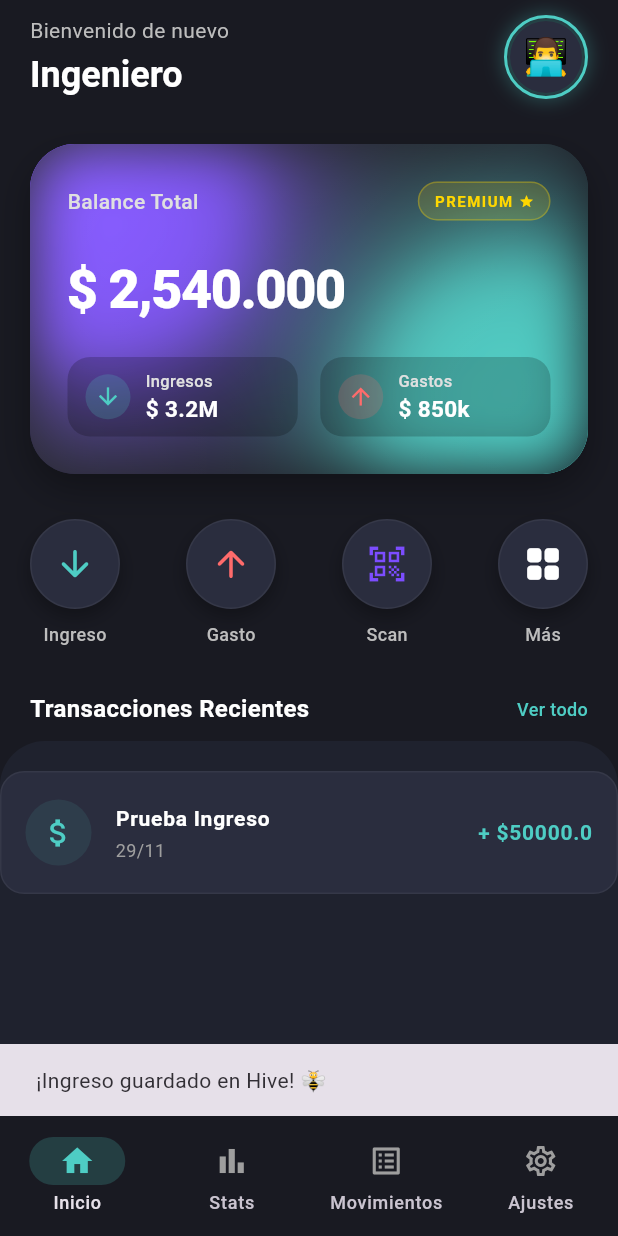
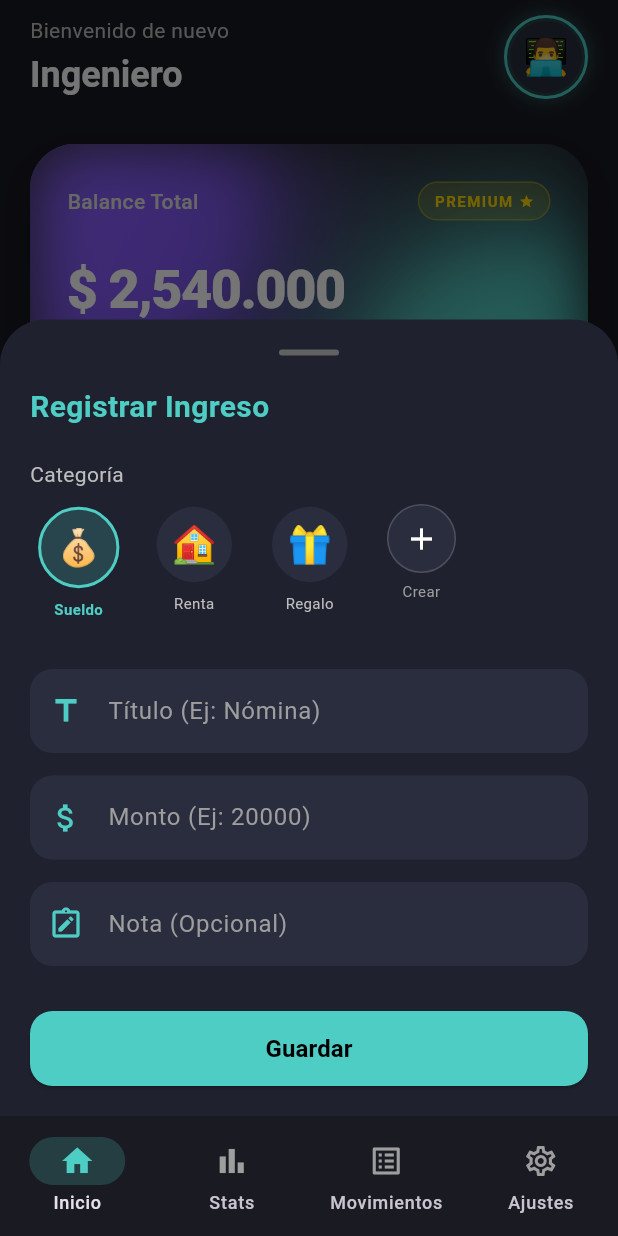
Before and after one commit to AndresCastilloPlata/balancea, a Flutter app: the screen it shows after launch, after a tap on the "arrow downward" icon, on a phone screen of 412 x 824 dp. Run offline on Flutter 3.47's test engine with Material 3 defaults, Android fonts, the phone set to English and light mode, and no system bars; our stand-ins replace fl_chart, flutter_native_splash, flutter_riverpod, go_router, hive, hive_flutter and 1 more; accounts and stored records are empty; generated files the repository leaves out were written again.

Commit message:
refactor: actualización de categorías por defecto y soporte visual de emojis

```diff
--- a/lib/presentation/widgets/home/home_quick_actions.dart
+++ b/lib/presentation/widgets/home/home_quick_actions.dart
@@ -1,12 +1,18 @@
+import 'package:balancea/presentation/widgets/shared/add_transaction_modal.dart';
 import 'package:flutter/material.dart';
 import 'package:flutter_riverpod/flutter_riverpod.dart';
-import 'package:uuid/uuid.dart';
-
-import 'package:balancea/presentation/providers/transaction_provider.dart';
-import '../../../domain/entities/transaction.dart';
 
 class HomeQuickActions extends ConsumerWidget {
   const HomeQuickActions({super.key});
+
+  void _showAddModal(BuildContext context, {required bool isExpense}) {
+    showModalBottomSheet(
+      context: context,
+      isScrollControlled: true,
+      backgroundColor: Colors.transparent,
+      builder: (context) => AddTransactionModal(isExpense: isExpense),
+    );
+  }
 
   @override
   Widget build(BuildContext context, WidgetRef ref) {
@@ -20,30 +26,16 @@ class HomeQuickActions extends ConsumerWidget {
             label: 'Ingreso',
             color: const Color(0xFF4ECDC4),
             onTap: () {
-              final newTransaction = Transaction(
-                id: const Uuid().v4(), // ID único aleatorio
-                title: 'Prueba Ingreso',
-                amount: 50000,
-                date: DateTime.now(),
-                isExpense: false, // Es ingreso
-                categoryEmoji: '💰',
-                note: 'Guardado desde Hive!',
-              );
-
-              ref
-                  .read(transactionListProvider.notifier)
-                  .addTransaction(newTransaction);
-
-              ScaffoldMessenger.of(context).showSnackBar(
-                const SnackBar(content: Text('¡Ingreso guardado en Hive! 🐝')),
-              );
+              _showAddModal(context, isExpense: false);
             },
           ),
           _ActionButton(
             icon: Icons.arrow_upward_rounded,
             label: 'Gasto',
             color: const Color(0xFFFF6B6B),
-            onTap: () {},
+            onTap: () {
+              _showAddModal(context, isExpense: true);
+            },
           ),
           _ActionButton(
             icon: Icons.qr_code_scanner,
--- a/lib/presentation/widgets/home/home_transactions.dart
+++ b/lib/presentation/widgets/home/home_transactions.dart
@@ -38,6 +38,7 @@ class HomeTransactions extends ConsumerWidget {
                     "${transaction.date.day}/${transaction.date.month}", // Formato simple
                 'amount': transaction.amount.toString(),
                 'type': transaction.isExpense ? 'expense' : 'income',
+                'emoji': transaction.categoryEmoji,
               },
             );
           },
--- /dev/null
+++ b/lib/presentation/widgets/shared/add_transaction_modal.dart
@@ -0,0 +1,336 @@
+import 'package:balancea/domain/entities/transaction.dart';
+import 'package:balancea/presentation/providers/transaction_provider.dart';
+import 'package:flutter/material.dart';
+import 'package:flutter_riverpod/flutter_riverpod.dart';
+import 'package:go_router/go_router.dart';
+import 'package:uuid/uuid.dart';
+
+class AddTransactionModal extends ConsumerStatefulWidget {
+  final bool isExpense;
+  const AddTransactionModal({super.key, required this.isExpense});
+
+  @override
+  ConsumerState<AddTransactionModal> createState() =>
+      _AddTransactionModalState();
+}
+
+class _AddTransactionModalState extends ConsumerState<AddTransactionModal> {
+  // Controladores
+  final titleController = TextEditingController();
+  final amountController = TextEditingController();
+  final noteController = TextEditingController();
+
+  // Categoria
+  late String selectedEmoji;
+
+  final List<Map<String, String>> expenseCategories = [
+    {'icon': '🍔', 'name': 'Comida'},
+    {'icon': '🚌', 'name': 'Transporte'},
+    {'icon': '💡', 'name': 'Servicios'},
+  ];
+
+  final List<Map<String, String>> incomeCategories = [
+    {'icon': '💰', 'name': 'Sueldo'},
+    {'icon': '🏠', 'name': 'Renta'},
+    {'icon': '🎁', 'name': 'Regalo'},
+  ];
+
+  @override
+  void initState() {
+    super.initState();
+    selectedEmoji = widget.isExpense
+        ? expenseCategories.first['icon']!
+        : incomeCategories.first['icon']!;
+  }
+
+  @override
+  void dispose() {
+    titleController.dispose();
+    amountController.dispose();
+    noteController.dispose();
+    super.dispose();
+  }
+
+  void _saveTransaction() {
+    // Valida que no este vacio
+    if (titleController.text.isEmpty || amountController.text.isEmpty) return;
+
+    final double? amount = double.tryParse(amountController.text);
+    if (amount == null || amount <= 0) return;
+
+    // Crea el objeto
+    final newTransaction = Transaction(
+      id: const Uuid().v4(),
+      title: titleController.text,
+      amount: amount,
+      date: DateTime.now(),
+      isExpense: widget.isExpense,
+      categoryEmoji: selectedEmoji,
+      note: noteController.text,
+    );
+
+    // Llama al proider para guardar
+    ref.read(transactionListProvider.notifier).addTransaction(newTransaction);
+
+    // Cerrar modal
+    context.pop();
+  }
+
+  @override
+  Widget build(BuildContext context) {
+    final color = widget.isExpense
+        ? const Color(0xFFFF6B6B)
+        : const Color(0xFF4ECDC4);
+
+    final currentCategories = widget.isExpense
+        ? expenseCategories
+        : incomeCategories;
+    // Padding para que el teclado no tape el formulario
+    final keyboardPadding = MediaQuery.of(context).viewInsets.bottom;
+
+    return Container(
+      padding: EdgeInsets.fromLTRB(20, 20, 20, 20 + keyboardPadding),
+      decoration: const BoxDecoration(
+        color: Color(0xFF1F222E),
+        borderRadius: BorderRadius.vertical(top: Radius.circular(30)),
+      ),
+      child: Column(
+        crossAxisAlignment: CrossAxisAlignment.start,
+        mainAxisSize: MainAxisSize.min,
+        children: [
+          // Barrita decorativa superior
+          Center(
+            child: Container(
+              width: 40,
+              height: 4,
+              margin: const EdgeInsets.only(bottom: 20),
+              decoration: BoxDecoration(
+                color: Colors.grey[700],
+                borderRadius: BorderRadius.circular(2),
+              ),
+            ),
+          ),
+
+          // Titulo del modal
+          Text(
+            widget.isExpense ? 'Registrar Gasto' : 'Registrar Ingreso',
+            style: TextStyle(
+              color: color,
+              fontSize: 20,
+              fontWeight: FontWeight.bold,
+            ),
+          ),
+          const SizedBox(height: 20),
+
+          Text(
+            'Categoría',
+            style: TextStyle(color: Colors.grey[400], fontSize: 14),
+          ),
+          const SizedBox(height: 10),
+          SizedBox(
+            height: 90,
+            child: ListView.builder(
+              scrollDirection: Axis.horizontal,
+              itemCount: currentCategories.length + 1,
+              itemBuilder: (BuildContext context, int index) {
+                if (index == currentCategories.length) {
+                  return GestureDetector(
+                    onTap: () {
+                      // TODO: Implementar lógica de límites Free vs Premium
+                      print(
+                        "Agregar nueva categoría (Lógica Premium pendiente)",
+                      );
+                    },
+                    child: Container(
+                      margin: const EdgeInsets.only(right: 12),
+                      width: 60,
+                      child: Column(
+                        children: [
+                          Container(
+                            padding: const EdgeInsets.all(10),
+                            decoration: BoxDecoration(
+                              color: const Color(0xFF2A2D3E),
+                              shape: BoxShape.circle,
+                              border: Border.all(
+                                color: Colors.grey.withValues(alpha: 0.3),
+                              ),
+                            ),
+                            child: const Icon(
+                              Icons.add,
+                              color: Colors.white,
+                              size: 24,
+                            ),
+                          ),
+                          const SizedBox(height: 5),
+                          const Text(
+                            "Crear",
+                            style: TextStyle(fontSize: 10, color: Colors.grey),
+                            textAlign: TextAlign.center,
+                          ),
+                        ],
+                      ),
+                    ),
+                  );
+                }
+
+                // item normales
+                final category = currentCategories[index];
+                final emoji = category['icon']!;
+                final name = category['name']!;
+                final isSelected = emoji == selectedEmoji;
+
+                return GestureDetector(
+                  onTap: () {
+                    setState(() {
+                      selectedEmoji = emoji;
+                    });
+                  },
+                  child: Container(
+                    margin: const EdgeInsets.only(right: 12),
+                    width: 65,
+
+                    child: Column(
+                      children: [
+                        AnimatedContainer(
+                          duration: const Duration(milliseconds: 200),
+                          padding: const EdgeInsets.all(10),
+                          decoration: BoxDecoration(
+                            color: isSelected
+                                ? color.withValues(alpha: 0.2)
+                                : const Color(0xFF2A2D3E),
+                            shape: BoxShape.circle,
+                            border: isSelected
+                                ? Border.all(color: color, width: 2)
+                                : null,
+                          ),
+                          child: Text(
+                            emoji,
+                            style: const TextStyle(fontSize: 24),
+                          ),
+                        ),
+                        const SizedBox(height: 5),
+
+                        // Nombre categoria
+                        Text(
+                          name,
+                          maxLines: 1,
+                          overflow: TextOverflow.ellipsis,
+                          style: TextStyle(
+                            fontSize: 10, // Letra pequeña
+                            color: isSelected ? color : Colors.grey[400],
+                            fontWeight: isSelected
+                                ? FontWeight.bold
+                                : FontWeight.normal,
+                          ),
+                          textAlign: TextAlign.center,
+                        ),
+                      ],
+                    ),
+                  ),
+                );
+              },
+            ),
+          ),
+          const SizedBox(height: 20),
+
+          // Input 1: Titulo
+          _CustomTextField(
+            controller: titleController,
+            label: widget.isExpense
+                ? 'Título (Ej: Almuerzo)'
+                : 'Título (Ej: Nómina)',
+            icon: Icons.title,
+            color: color,
+          ),
+          const SizedBox(height: 15),
+
+          // Input 2: Monto
+          _CustomTextField(
+            controller: amountController,
+            label: 'Monto (Ej: 20000)',
+            icon: Icons.attach_money,
+            color: color,
+            isNumber: true, // Teclado numérico
+          ),
+          const SizedBox(height: 15),
+
+          // Input 3: Nota(opcional)
+          _CustomTextField(
+            controller: noteController,
+            label: 'Nota (Opcional)',
+            icon: Icons.note_alt_outlined,
+            color: color,
+          ),
+          const SizedBox(height: 30),
+
+          // Boton Guardar
+          SizedBox(
+            width: double.infinity,
+            height: 50,
+            child: ElevatedButton(
+              onPressed: _saveTransaction,
+              style: ElevatedButton.styleFrom(
+                backgroundColor: color,
+                shape: RoundedRectangleBorder(
+                  borderRadius: BorderRadius.circular(15),
+                ),
+              ),
+              child: const Text(
+                'Guardar',
+                style: TextStyle(
+                  color: Colors.black,
+                  fontWeight: FontWeight.bold,
+                  fontSize: 16,
+                ),
+              ),
+            ),
+          ),
+        ],
+      ),
+    );
+  }
+}
+
+class _CustomTextField extends StatelessWidget {
+  final TextEditingController controller;
+  final String label;
+  final IconData icon;
+  final Color color;
+  final bool isNumber;
+
+  const _CustomTextField({
+    required this.controller,
+    required this.label,
+    required this.icon,
+    required this.color,
+    this.isNumber = false,
+  });
+
+  @override
+  Widget build(BuildContext context) {
+    return TextField(
+      controller: controller,
+      keyboardType: isNumber ? TextInputType.number : TextInputType.text,
+      style: const TextStyle(color: Colors.white),
+      decoration: InputDecoration(
+        labelText: label,
+        labelStyle: TextStyle(color: Colors.grey[500]),
+        prefixIcon: Icon(icon, color: color),
+        filled: true,
+        fillColor: const Color(0xFF2A2D3E),
+        border: OutlineInputBorder(
+          borderRadius: BorderRadius.circular(15),
+          borderSide: BorderSide.none,
+        ),
+        enabledBorder: OutlineInputBorder(
+          borderRadius: BorderRadius.circular(15),
+          borderSide: BorderSide.none,
+        ),
+        focusedBorder: OutlineInputBorder(
+          borderRadius: BorderRadius.circular(15),
+          borderSide: BorderSide(color: color, width: 1),
+        ),
+      ),
+    );
+  }
+}
--- a/lib/presentation/widgets/shared/transaction_tile.dart
+++ b/lib/presentation/widgets/shared/transaction_tile.dart
@@ -9,7 +9,9 @@ class TransactionTile extends StatelessWidget {
   Widget build(BuildContext context) {
     final isExpense = transaction['type'] == 'expense';
     final color = isExpense ? const Color(0xFFFF6B6B) : const Color(0xFF4ECDC4);
-    final icon = isExpense ? Icons.shopping_bag_outlined : Icons.attach_money;
+    // final icon = isExpense ? Icons.shopping_bag_outlined : Icons.attach_money;
+
+    final String emoji = transaction['emoji'] ?? (isExpense ? '💸' : '💰');
 
     return Container(
       margin: const EdgeInsets.only(bottom: 12),
@@ -26,7 +28,7 @@ class TransactionTile extends StatelessWidget {
             color: color.withValues(alpha: 0.1),
             shape: BoxShape.circle,
           ),
-          child: Icon(icon, color: color, size: 24),
+          child: Text(emoji, style: const TextStyle(fontSize: 24)),
         ),
         title: Text(
           transaction['title'],
```
